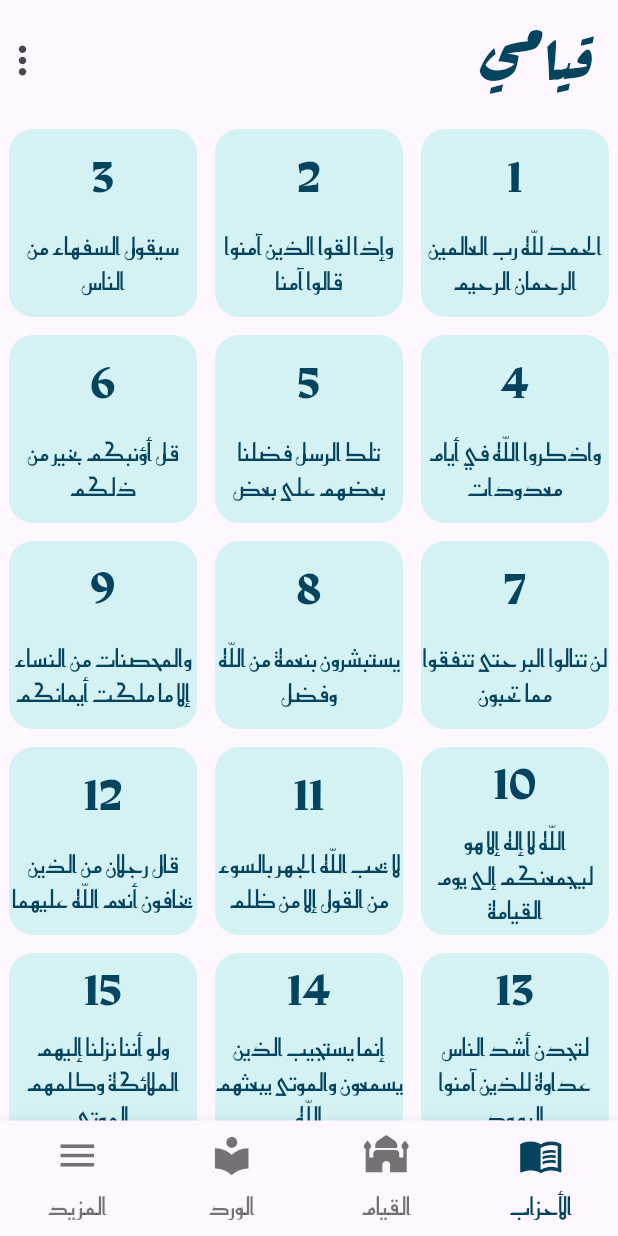
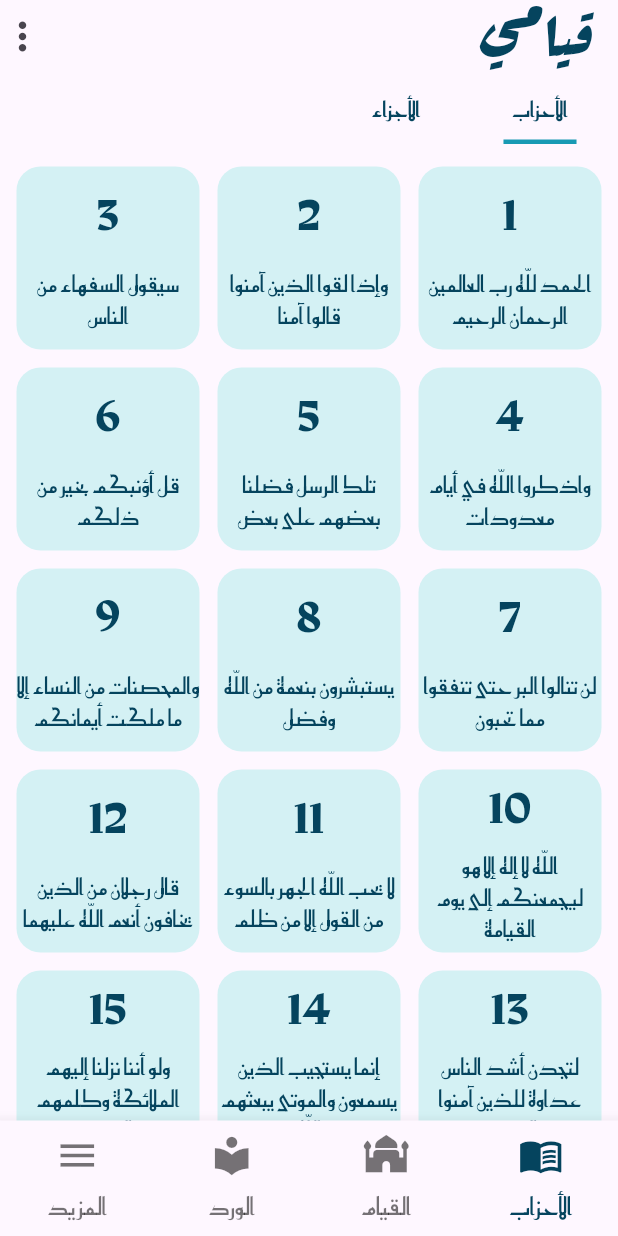
Before and after one commit to izblackcat/qiyamy, a Flutter app: the screen it shows after launch, on a phone screen of 412 x 824 dp. Run offline on Flutter 3.47's test engine with Material 3 defaults, Android fonts, the phone set to English and light mode, and no system bars.

Commit message:
add al ahzab and al ajzaa tabs to the home page

```diff
--- a/lib/main.dart
+++ b/lib/main.dart
@@ -17,7 +17,7 @@ class MyApp extends StatelessWidget {
         colorScheme: ColorScheme.fromSeed(seedColor: Colors.deepPurple),
         useMaterial3: true,
       ),
-      home: Directionality(textDirection: TextDirection.rtl, child: HomePage()),
+      home: const Directionality(textDirection: TextDirection.rtl, child: HomePage()),
     );
   }
 }
--- /dev/null
+++ b/lib/pages/al_ahzab_page.dart
@@ -0,0 +1,27 @@
+
+
+// ignore_for_file: prefer_const_constructors, must_be_immutable
+
+import 'package:flutter/material.dart';
+import 'package:qiyamy/utils/al_ahzab.dart';
+import 'package:qiyamy/utils/grid_item.dart';
+
+class AlAhzabPage extends StatelessWidget {
+  AlAhzabPage({super.key});
+
+   List alAhzab = getAlAhzabList();
+
+  @override
+  Widget build(BuildContext context) {
+    return GridView.builder(
+          padding: EdgeInsets.all(5),
+          itemCount: 60,
+          gridDelegate:
+              SliverGridDelegateWithFixedCrossAxisCount(crossAxisCount: 3),
+          itemBuilder: (context, index) => GridItem(
+                hizbNumber: (index + 1).toString(),
+                hizbTitle: alAhzab[index],
+              )
+      );
+  }
+}
--- a/lib/pages/home_page.dart
+++ b/lib/pages/home_page.dart
@@ -1,24 +1,25 @@
 // ignore_for_file: prefer_const_constructors, prefer_const_literals_to_create_immutables, must_be_immutable
 
 import 'package:flutter/material.dart';
-import 'package:qiyamy/utils/al_ahzab.dart';
+import 'package:qiyamy/pages/al_ahzab_page.dart';
+import 'package:qiyamy/pages/al_ajzaa_page.dart';
 import 'package:qiyamy/utils/colors.dart';
-import 'package:qiyamy/utils/grid_item.dart';
+// import 'package:qiyamy/utils/grid_item.dart';
 
 class HomePage extends StatelessWidget {
-  HomePage({super.key});
-
-  List alAhzab = getAlAhzabList();
+  const HomePage({super.key});
 
   @override
   Widget build(BuildContext context) {
-    return Scaffold(
+    return DefaultTabController(
+        length: 2,
+        child: Scaffold(
           appBar: AppBar(
               toolbarHeight: 80,
               title: Text(
                 "قيامي",
-          style:
-              TextStyle(fontFamily: 'Rakkas', fontSize: 45, color: mainColor),
+                style: TextStyle(
+                    fontFamily: 'Rakkas', fontSize: 45, color: mainColor),
               ),
               actions: [
                 Icon(
@@ -26,21 +27,46 @@ class HomePage extends StatelessWidget {
                   size: 30,
                 )
               ],
+              bottom: PreferredSize(
+                  preferredSize: Size(20, 20),
+                  child: Align(
+                    alignment: Alignment.centerRight,
+                    child: SizedBox(
+                      width: 200,
+                      child: TabBar(
+                          padding: EdgeInsets.all(4),
+                          indicator: UnderlineTabIndicator(
+                              borderSide:
+                                  BorderSide(width: 3.0, color: secondColor),
+                              insets: EdgeInsets.symmetric(horizontal: 40)),
+                          dividerHeight: 0,
+                          tabs: [
+                            Text(
+                              "الأحزاب",
+                              style: TextStyle(
+                                  color: mainColor,
+                                  fontFamily: "ReemKufi",
+                                  height: 3),
                             ),
-      body: GridView.builder(
-          itemCount: 60,
-          gridDelegate:
-              SliverGridDelegateWithFixedCrossAxisCount(crossAxisCount: 3),
-          itemBuilder: (context, index) => GridItem(
-                hizbNumber: (index + 1).toString(),
-                hizbTitle: alAhzab[index],
-              )),
+                            Text(
+                              "الأجزاء",
+                              style: TextStyle(
+                                  color: mainColor,
+                                  fontFamily: "ReemKufi",
+                                  height: 3),
+                            )
+                          ]),
+                    ),
+                  ))),
+          body: TabBarView(children: [AlAhzabPage(), AlAjzaaPage()]),
           bottomNavigationBar: BottomNavigationBar(
               currentIndex: 0,
               onTap: null,
               selectedItemColor: mainColor,
-          selectedLabelStyle: TextStyle(fontFamily: "ReemKufi", fontSize: 16),
-          unselectedLabelStyle: TextStyle(fontFamily: "ReemKufi", fontSize: 16),
+              selectedLabelStyle:
+                  TextStyle(fontFamily: "ReemKufi", fontSize: 16),
+              unselectedLabelStyle:
+                  TextStyle(fontFamily: "ReemKufi", fontSize: 16),
               type: BottomNavigationBarType.fixed,
               iconSize: 30,
               items: [
@@ -70,6 +96,29 @@ class HomePage extends StatelessWidget {
                     ),
                     label: "المزيد"),
               ]),
-    );
+        ));
   }
 }
+
+/*
+GridView.builder(
+          itemCount: 60,
+          gridDelegate:
+              SliverGridDelegateWithFixedCrossAxisCount(crossAxisCount: 3),
+          itemBuilder: (context, index) => GridItem(
+                hizbNumber: (index + 1).toString(),
+                hizbTitle: alAhzab[index],
+              )
+      )
+*/
+/*
+TabBar(dividerHeight: 0, indicatorColor: mainColor, indicatorWeight: 3, tabs: [
+              Text(
+                "الأحزاب",
+                style: TextStyle(fontFamily: "ReemKufi", height: 3),
+              ),
+              Text("الأجزاء",
+              style: TextStyle(fontFamily: "ReemKufi", height: 3)
+              )
+            ]),
+ */
--- a/lib/utils/al_ahzab.dart
+++ b/lib/utils/al_ahzab.dart
@@ -46,19 +46,19 @@ const List alAhzab = [
   "ومن يقنت منكن للّه ورسوله وتعمل صالحا\n",
   "قل من يرزقكم من السماوات والأرض قل اللّه",
   "وما أنزلنا على قومه من بعده من جند من السماء",
-  "فنبذناه بالعراء وهو سقيم\n",
+  "فنبذناه بالعراء وهو سقيم",
   "فمن أظلم ممن كذب على اللّه وكذب",
   "ويا قوم مالي أدعوكم إلى النجاة وتدعونني إلى النار",
   "إليه يرد علم الساعة وما تخرج من ثمرات من أكمامها",
   "قال أولو جئتكم بأهدى مما وجدتم عليه آباءكم",
   "حم تنزيل الكتاب من اللّه العزيز الحكيم\n",
   "لقد رضي اللّه عن المومنين إذ يبايعونك تحت الشجرة",
-  "قال فما خطبكم أيها المرسلون\n",
+  "قال فما خطبكم أيها المرسلون",
   "الرحمان علم القرآن خلق الإنسان علمه البيان",
   "قد سمع اللّه قول التي تجادلك في زوجها وتشتكي إلى اللّه",
   "يسبح للّه ما في السماوات وما في الأرض",
   "تبارك الذي بيده الملك وهو على كل شيء قدير",
-  "قل أوحي إلي أنه استمع نفر من الجن",
+  "\nقل أوحي إلي أنه استمع نفر من الجن",
   "عم يتساءلون عن النبإ العظيم الذي هم فيه مختلفون",
   "سبح اسم ربك الأعلى الذي خلق فسوى والذي قدر فهدى",
 ];
--- a/lib/utils/grid_item.dart
+++ b/lib/utils/grid_item.dart
@@ -27,8 +27,9 @@ class GridItem extends StatelessWidget {
               ),
               Text(
                 hizbTitle,
+                softWrap: true,
                 style: TextStyle(
-                    fontFamily: 'ReemKufi', color: mainColor, fontSize: 16),
+                    fontFamily: 'ReemKufi', color: mainColor, fontSize: 15),
                 textAlign: TextAlign.center,
               )
             ],
```
Also changed, not shown: lib/pages/al_ajzaa_page.dart (added, +36 -0 lines). Lines whose indentation alone changed are shown as unchanged.
